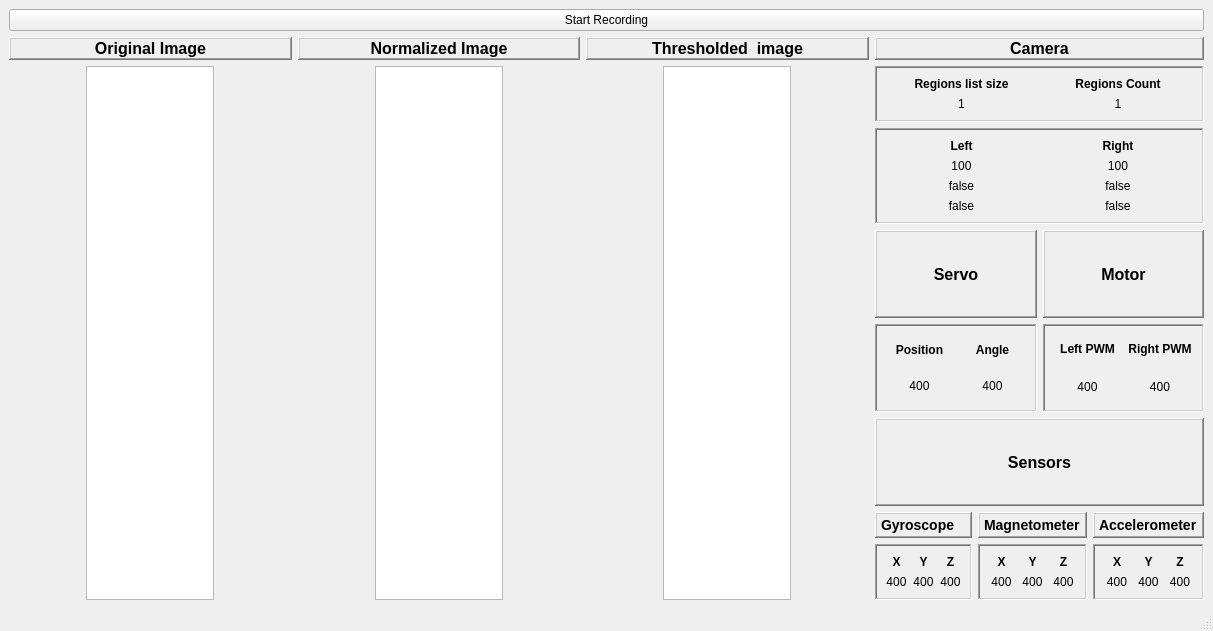
Before: the Qt Designer form CarQt/Src/Window/MainWindow.ui in gaitovrat/bachelor, drawn with Qt 5.
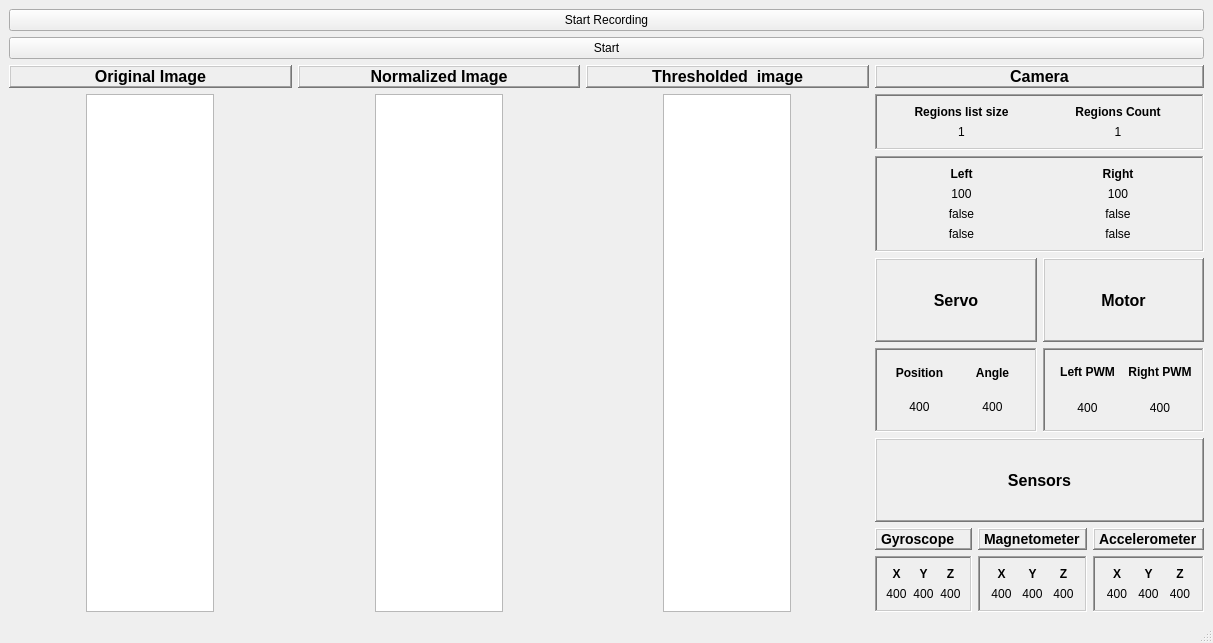
After: the same form once the commit is applied.

Commit message: Use signal to start/stop mcu (#26)

What changed in the file:
```diff
--- a/CarQt/Src/Window/MainWindow.ui
+++ b/CarQt/Src/Window/MainWindow.ui
@@ -7,7 +7,7 @@
     <x>0</x>
     <y>0</y>
     <width>1213</width>
-    <height>631</height>
+    <height>643</height>
    </rect>
   </property>
   <property name="windowTitle">
@@ -22,6 +22,13 @@
       </property>
      </widget>
     </item>
+    <item>
+     <widget class="QPushButton" name="bStartCar">
+      <property name="text">
+       <string>Start</string>
+      </property>
+     </widget>
+    </item>
     <item>
      <layout class="QHBoxLayout" name="baseLayout">
       <item>
```
Left out of the diff: 2 changed lines with no effect on the pictures. The commit also changes 10 other files.
